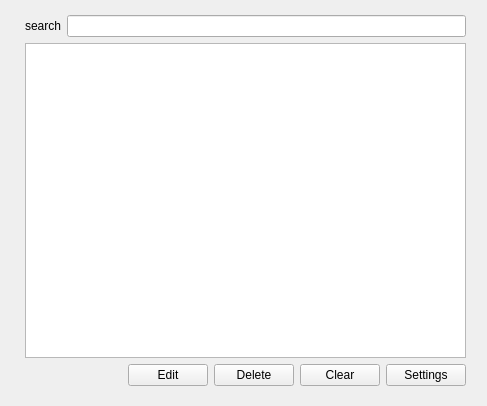
Above: views/manager.ui from rusith/genius before the change. Below: the same form after it.
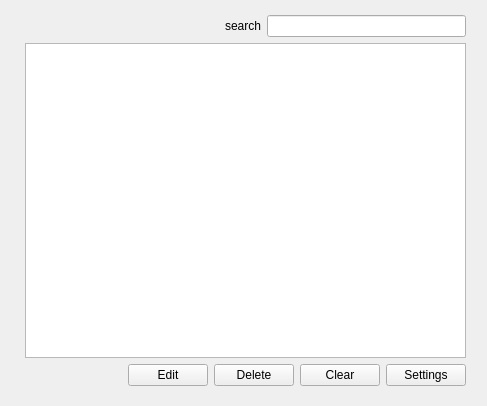
That is the form after the change. Icons and pictures are not drawn.

The edit to the form file:
```diff
--- a/views/manager.ui
+++ b/views/manager.ui
@@ -38,6 +38,19 @@
      </property>
      <item>
       <layout class="QHBoxLayout" name="horizontalLayout">
+       <item>
+        <spacer name="horizontalSpacer">
+         <property name="orientation">
+          <enum>Qt::Horizontal</enum>
+         </property>
+         <property name="sizeHint" stdset="0">
+          <size>
+           <width>40</width>
+           <height>20</height>
+          </size>
+         </property>
+        </spacer>
+       </item>
        <item>
         <widget class="QLabel" name="searchLabel">
          <property name="text">
```
